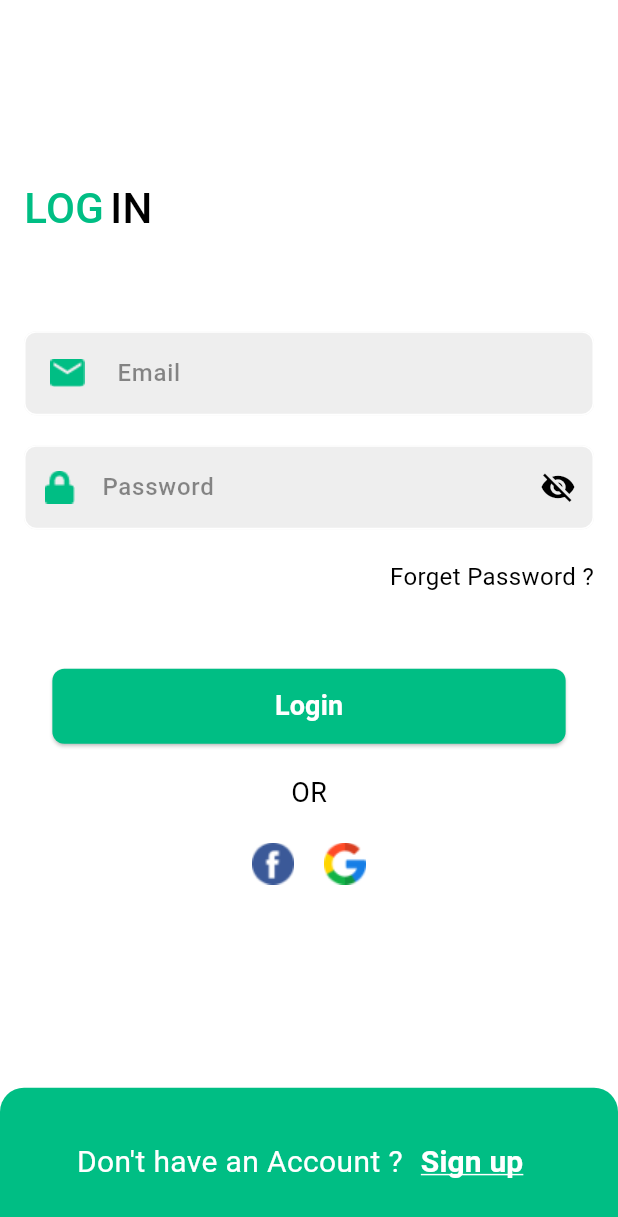
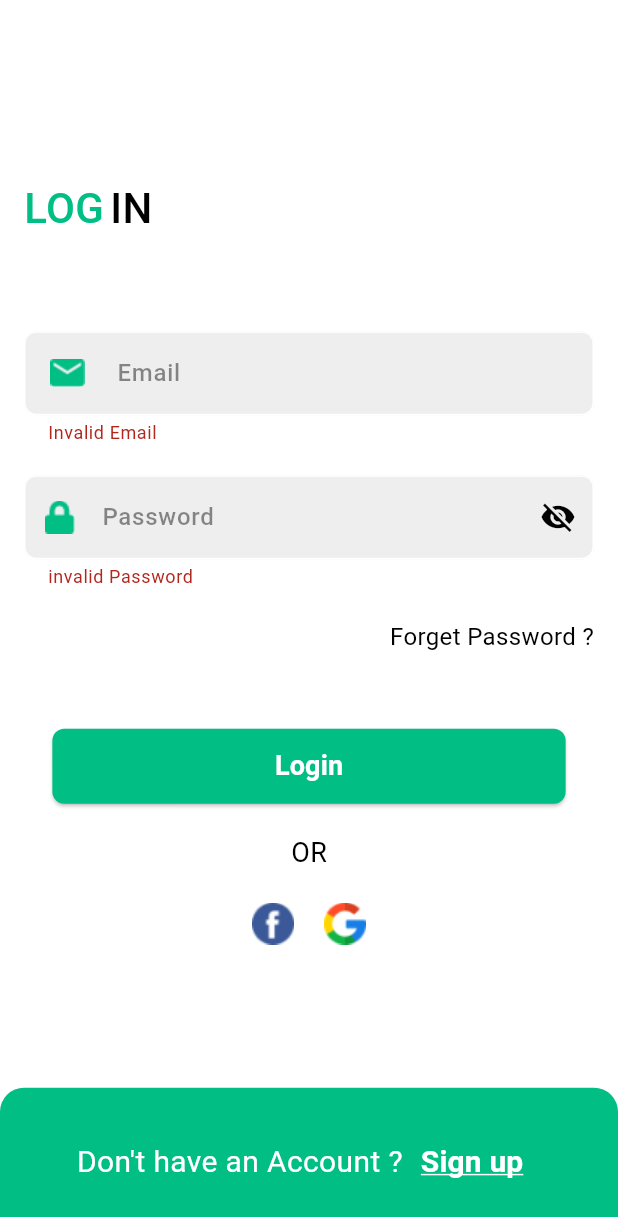
Before and after one commit to Marwa-Atef596/Shopping, a Flutter app: the screen it shows after launch, after a tap on "Get Start", after a tap on "Login", on a phone screen of 412 x 824 dp. Shown: the top 1217 px of the screen. Run offline on Flutter 3.47's test engine with Material 3 defaults, Android fonts, the phone set to English and light mode, and no system bars; our stand-ins replace firebase_auth, firebase_core, get, google_sign_in; accounts and stored records are empty.

```diff
--- a/lib/core/routing/app_router.dart
+++ b/lib/core/routing/app_router.dart
@@ -3,6 +3,7 @@ import 'package:ecommerce_app/features/authentecation/presentation/screens/forge
 import 'package:ecommerce_app/features/authentecation/presentation/screens/login_screen.dart';
 import 'package:ecommerce_app/features/authentecation/presentation/screens/sign_up_screen.dart';
 import 'package:ecommerce_app/features/authentecation/presentation/screens/welcome_screen.dart';
+import 'package:ecommerce_app/features/home/presentation/screens/home_screen.dart';
 import 'package:get/get.dart';
 
 class AppRouter {
@@ -28,6 +29,11 @@ class AppRouter {
       page: () => ForgetPasswordScreen(),
       binding: AuthBindiing(),
     ),
+    GetPage(
+      name: Routs.homeScreen,
+      page: () => MainScreen(),
+      binding: AuthBindiing(),
+    ),
   ];
 }
 
@@ -36,4 +42,5 @@ class Routs {
   static const loginScreen = '/loginScreen';
   static const signUpScreen = '/signUpScreen';
   static const forgetPassScreen = '/forgetPassScreen';
+  static const homeScreen = '/homeScreen';
 }
--- a/lib/features/authentecation/presentation/screens/login_screen.dart
+++ b/lib/features/authentecation/presentation/screens/login_screen.dart
@@ -99,7 +99,7 @@ class LoginScreen extends StatelessWidget {
                         controller: password,
                         validator: (value) {
                           if (value.toString().length < 6) {
-                            return 'Short Password';
+                            return 'invalid Password';
                           } else {
                             return null;
                           }
@@ -130,8 +130,16 @@ class LoginScreen extends StatelessWidget {
               SizedBox(
                 height: 50,
               ),
-              CustomButton(
-                onPressed: () {},
+              GetBuilder<AuthController>(builder: (_) {
+                return CustomButton(
+                  onPressed: () {
+                    if (formKey.currentState!.validate()) {
+                      controller.logIn(
+                        email: email.text.trim(),
+                        password: password.text,
+                      );
+                    }
+                  },
                   padding: EdgeInsets.symmetric(
                       horizontal: MediaQuery.of(context).size.height * .18,
                       vertical: 12),
@@ -140,7 +148,8 @@ class LoginScreen extends StatelessWidget {
                       fontSize: 18,
                       color: Colors.white,
                       fontWeight: FontWeight.bold),
-              ),
+                );
+              }),
               SizedBox(
                 height: 20,
               ),
@@ -152,16 +161,23 @@ class LoginScreen extends StatelessWidget {
               SizedBox(
                 height: 20,
               ),
-              Row(
+              GetBuilder<AuthController>(builder: (_) {
+                return Row(
                   mainAxisAlignment: MainAxisAlignment.center,
                   children: [
                     InkWell(child: Image.asset('assets/images/facebook.png')),
                     SizedBox(
                       width: 20,
                     ),
-                  InkWell(child: Image.asset('assets/images/google.png')),
+                    InkWell(
+                      onTap: () => controller.googleSignUp(),
+                      child: Image.asset(
+                        'assets/images/google.png',
+                      ),
+                    ),
                   ],
-              ),
+                );
+              })
             ],
           ),
         ),
--- a/lib/main.dart
+++ b/lib/main.dart
@@ -1,8 +1,11 @@
 import 'package:ecommerce_app/core/routing/app_router.dart';
+import 'package:firebase_core/firebase_core.dart';
 import 'package:flutter/material.dart';
 import 'package:get/get.dart';
 
-void main() {
+void main() async {
+  WidgetsFlutterBinding.ensureInitialized();
+  await Firebase.initializeApp();
   runApp(const MyApp());
 }
 
```
Also changed, not shown: lib/features/authentecation/logic/controller/auth_controller.dart (+141 -0 lines), lib/features/authentecation/presentation/screens/forget_password_screen.dart (+16 -4 lines), lib/features/authentecation/presentation/screens/sign_up_screen.dart (+25 -3 lines), lib/features/home/presentation/screens/main_screen.dart (added, +15 -0 lines), 3 other files. Lines whose indentation alone changed are shown as unchanged.
